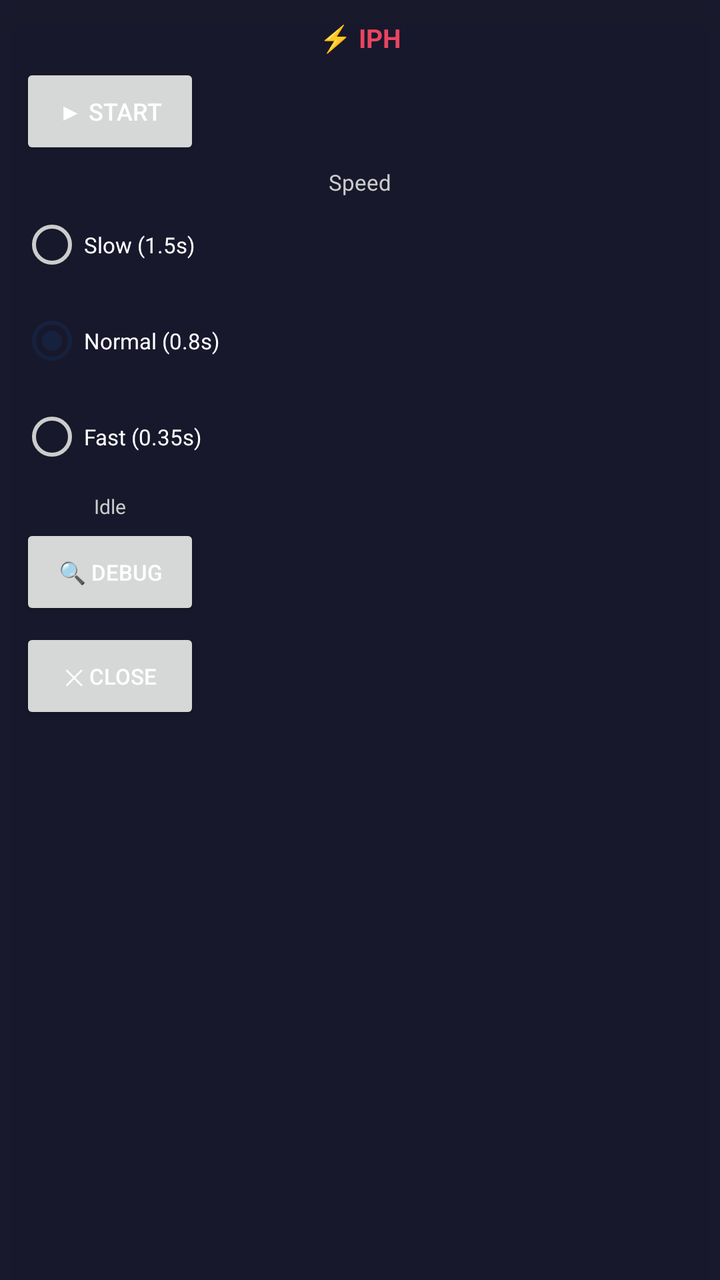
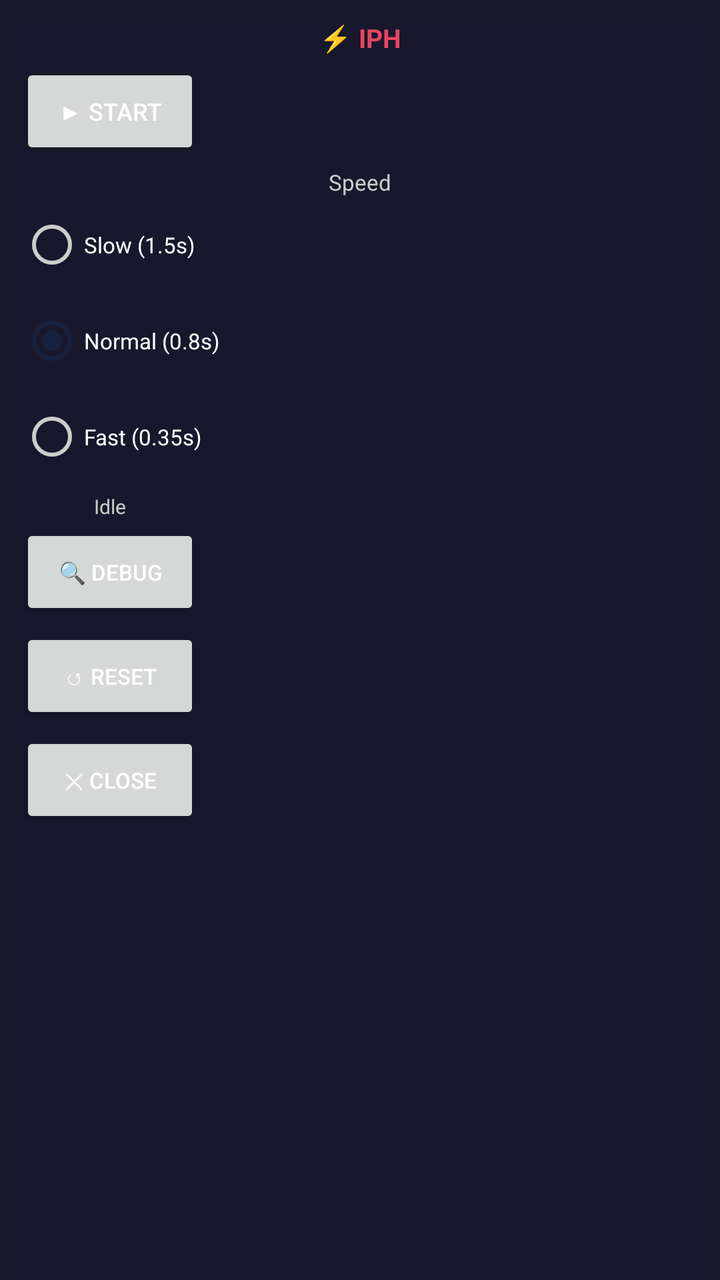

Screens rendered from an Android XML layout before and after an edit, with the pre-edit source and the edit as a unified diff.
<!-- AndroidManifest.xml: application theme Theme.IdlePowerHelper -->
<!-- res/layout/overlay_panel.xml -->
<?xml version="1.0" encoding="utf-8"?>
<LinearLayout xmlns:android="http://schemas.android.com/apk/res/android"
    android:id="@+id/overlay_root"
    android:layout_width="wrap_content"
    android:layout_height="wrap_content"
    android:background="@color/overlayBackground"
    android:orientation="vertical"
    android:padding="10dp"
    android:elevation="16dp">

    <TextView
        android:layout_width="match_parent"
        android:layout_height="wrap_content"
        android:layout_marginBottom="4dp"
        android:gravity="center"
        android:text="⚡ IPH"
        android:textColor="@color/colorPrimary"
        android:textSize="13sp"
        android:textStyle="bold" />

    
    <Button
        android:id="@+id/btn_start_stop"
        android:layout_width="90dp"
        android:layout_height="wrap_content"
        android:layout_marginBottom="4dp"
        android:text="▶ Start"
        android:textSize="12sp" />

    
    <LinearLayout
        android:id="@+id/layout_idle"
        android:layout_width="match_parent"
        android:layout_height="wrap_content"
        android:orientation="vertical">

        
        <TextView
            android:layout_width="match_parent"
            android:layout_height="wrap_content"
            android:gravity="center"
            android:text="Speed"
            android:textColor="@color/textLight"
            android:textSize="11sp" />

        <RadioGroup
            android:id="@+id/rg_speed"
            android:layout_width="wrap_content"
            android:layout_height="wrap_content"
            android:layout_marginBottom="4dp"
            android:orientation="vertical">

            <RadioButton
                android:id="@+id/rb_slow"
                android:layout_width="wrap_content"
                android:layout_height="wrap_content"
                android:text="Slow (1.5s)"
                android:textColor="#FFFFFF"
                android:textSize="11sp" />

            <RadioButton
                android:id="@+id/rb_normal"
                android:layout_width="wrap_content"
                android:layout_height="wrap_content"
                android:checked="true"
                android:text="Normal (0.8s)"
                android:textColor="#FFFFFF"
                android:textSize="11sp" />

            <RadioButton
                android:id="@+id/rb_fast"
                android:layout_width="wrap_content"
                android:layout_height="wrap_content"
                android:text="Fast (0.35s)"
                android:textColor="#FFFFFF"
                android:textSize="11sp" />
        </RadioGroup>

        
        <TextView
            android:id="@+id/tv_status"
            android:layout_width="90dp"
            android:layout_height="wrap_content"
            android:layout_marginBottom="2dp"
            android:gravity="center"
            android:text="Idle"
            android:textColor="@color/textLight"
            android:textSize="10sp" />

        
        <Button
            android:id="@+id/btn_debug"
            android:layout_width="90dp"
            android:layout_height="wrap_content"
            android:layout_marginBottom="4dp"
            android:text="🔍 Debug"
            android:textSize="11sp" />

    </LinearLayout>

    
    <LinearLayout
        android:id="@+id/layout_running"
        android:layout_width="90dp"
        android:layout_height="wrap_content"
        android:orientation="vertical"
        android:layout_marginBottom="4dp"
        android:visibility="gone">

        <TextView
            android:id="@+id/tv_move_number"
            android:layout_width="match_parent"
            android:layout_height="wrap_content"
            android:gravity="center"
            android:fontFamily="monospace"
            android:textColor="#FFFFFF"
            android:textSize="11sp" />

        <TextView
            android:id="@+id/tv_moves_left"
            android:layout_width="match_parent"
            android:layout_height="wrap_content"
            android:gravity="center"
            android:fontFamily="monospace"
            android:textColor="@color/textLight"
            android:textSize="10sp" />

        <TextView
            android:id="@+id/tv_eta"
            android:layout_width="match_parent"
            android:layout_height="wrap_content"
            android:gravity="center"
            android:fontFamily="monospace"
            android:textColor="#AAFFAA"
            android:textSize="10sp" />

    </LinearLayout>

    
    <LinearLayout
        android:id="@+id/layout_grid_adjust"
        android:layout_width="match_parent"
        android:layout_height="wrap_content"
        android:orientation="vertical"
        android:visibility="gone">

        
        <View
            android:layout_width="match_parent"
            android:layout_height="1dp"
            android:layout_marginTop="4dp"
            android:layout_marginBottom="4dp"
            android:background="#55FFFFFF" />

        
        <TextView
            android:layout_width="match_parent"
            android:layout_height="wrap_content"
            android:gravity="center"
            android:text="Move grid"
            android:textColor="@color/colorPrimary"
            android:textSize="11sp"
            android:textStyle="bold"
            android:layout_marginBottom="2dp"/>

        <LinearLayout
            android:layout_width="match_parent"
            android:layout_height="wrap_content"
            android:orientation="horizontal"
            android:gravity="center"
            android:layout_marginBottom="4dp">
            <Button
                android:id="@+id/btn_move_up"
                android:layout_width="0dp"
                android:layout_height="30dp"
                android:layout_weight="1"
                android:text="↑"
                android:textSize="14sp"
                android:padding="0dp"/>
            <Button
                android:id="@+id/btn_move_down"
                android:layout_width="0dp"
                android:layout_height="30dp"
                android:layout_weight="1"
                android:text="↓"
                android:textSize="14sp"
                android:padding="0dp"/>
            <Button
                android:id="@+id/btn_move_left"
                android:layout_width="0dp"
                android:layout_height="30dp"
                android:layout_weight="1"
                android:text="←"
                android:textSize="14sp"
                android:padding="0dp"/>
            <Button
                android:id="@+id/btn_move_right"
                android:layout_width="0dp"
                android:layout_height="30dp"
                android:layout_weight="1"
                android:text="→"
                android:textSize="14sp"
                android:padding="0dp"/>
        </LinearLayout>

        
        <View
            android:layout_width="match_parent"
            android:layout_height="1dp"
            android:layout_marginBottom="4dp"
            android:background="#33FFFFFF" />

        <TextView
            android:layout_width="match_parent"
            android:layout_height="wrap_content"
            android:gravity="center"
            android:text="Grid edges"
            android:textColor="@color/colorPrimary"
            android:textSize="11sp"
            android:textStyle="bold"
            android:layout_marginBottom="2dp"/>

        
        <LinearLayout
            android:layout_width="match_parent"
            android:layout_height="wrap_content"
            android:orientation="horizontal"
            android:gravity="center_vertical"
            android:layout_marginBottom="2dp">
            <TextView
                android:layout_width="32dp"
                android:layout_height="wrap_content"
                android:text="Top"
                android:textColor="@color/textLight"
                android:textSize="10sp"/>
            <Button
                android:id="@+id/btn_top_up"
                android:layout_width="0dp"
                android:layout_height="30dp"
                android:layout_weight="1"
                android:text="↑"
                android:textSize="12sp"
                android:padding="0dp"/>
            <Button
                android:id="@+id/btn_top_down"
                android:layout_width="0dp"
                android:layout_height="30dp"
                android:layout_weight="1"
                android:text="↓"
                android:textSize="12sp"
                android:padding="0dp"/>
        </LinearLayout>

        
        <LinearLayout
            android:layout_width="match_parent"
            android:layout_height="wrap_content"
            android:orientation="horizontal"
            android:gravity="center_vertical"
            android:layout_marginBottom="2dp">
            <TextView
                android:layout_width="32dp"
                android:layout_height="wrap_content"
                android:text="Bot"
                android:textColor="@color/textLight"
                android:textSize="10sp"/>
            <Button
                android:id="@+id/btn_bot_up"
                android:layout_width="0dp"
                android:layout_height="30dp"
                android:layout_weight="1"
                android:text="↑"
                android:textSize="12sp"
                android:padding="0dp"/>
            <Button
                android:id="@+id/btn_bot_down"
                android:layout_width="0dp"
                android:layout_height="30dp"
                android:layout_weight="1"
                android:text="↓"
                android:textSize="12sp"
                android:padding="0dp"/>
        </LinearLayout>

        
        <LinearLayout
            android:layout_width="match_parent"
            android:layout_height="wrap_content"
            android:orientation="horizontal"
            android:gravity="center_vertical"
            android:layout_marginBottom="2dp">
            <TextView
                android:layout_width="32dp"
                android:layout_height="wrap_content"
                android:text="Left"
                android:textColor="@color/textLight"
                android:textSize="10sp"/>
            <Button
                android:id="@+id/btn_left_in"
                android:layout_width="0dp"
                android:layout_height="30dp"
                android:layout_weight="1"
                android:text="→"
                android:textSize="12sp"
                android:padding="0dp"/>
            <Button
                android:id="@+id/btn_left_out"
                android:layout_width="0dp"
                android:layout_height="30dp"
                android:layout_weight="1"
                android:text="←"
                android:textSize="12sp"
                android:padding="0dp"/>
        </LinearLayout>

        
        <LinearLayout
            android:layout_width="match_parent"
            android:layout_height="wrap_content"
            android:orientation="horizontal"
            android:gravity="center_vertical"
            android:layout_marginBottom="4dp">
            <TextView
                android:layout_width="32dp"
                android:layout_height="wrap_content"
                android:text="Right"
                android:textColor="@color/textLight"
                android:textSize="10sp"/>
            <Button
                android:id="@+id/btn_right_in"
                android:layout_width="0dp"
                android:layout_height="30dp"
                android:layout_weight="1"
                android:text="←"
                android:textSize="12sp"
                android:padding="0dp"/>
            <Button
                android:id="@+id/btn_right_out"
                android:layout_width="0dp"
                android:layout_height="30dp"
                android:layout_weight="1"
                android:text="→"
                android:textSize="12sp"
                android:padding="0dp"/>
        </LinearLayout>


        
        <Button
            android:id="@+id/btn_save_grid_overlay"
            android:layout_width="match_parent"
            android:layout_height="30dp"
            android:text="💾 Save"
            android:textSize="11sp"
            android:padding="0dp"
            android:layout_marginBottom="4dp"/>

    </LinearLayout>

    
    <Button
        android:id="@+id/btn_close"
        android:layout_width="90dp"
        android:layout_height="wrap_content"
        android:text="✕ Close"
        android:textSize="11sp" />

</LinearLayout>
<!-- resources referenced by this layout -->
<resources>
  <color name="colorPrimary">#E94560</color>
  <color name="overlayBackground">#CC1A1A2E</color>
  <color name="textLight">#CCCCCC</color>
  <style name="Theme.IdlePowerHelper" parent="Theme.MaterialComponents.DayNight.DarkActionBar">
          <item name="colorPrimary">@color/colorPrimary</item>
          <item name="colorPrimaryVariant">@color/colorPrimaryDark</item>
          <item name="colorOnPrimary">#FFFFFF</item>
          <item name="colorSecondary">@color/colorAccent</item>
          <item name="android:windowBackground">@color/backgroundDark</item>
          <item name="android:textColorPrimary">#FFFFFF</item>
          <item name="android:textColorSecondary">@color/textLight</item>
      </style>
  <color name="colorPrimaryDark">#0F3460</color>
  <color name="colorAccent">#16213E</color>
  <color name="backgroundDark">#1A1A2E</color>
</resources>

<!-- the commit's change to res/layout/overlay_panel.xml (unified diff, before → after) -->
@@ -96,6 +96,15 @@
             android:text="🔍 Debug"
             android:textSize="11sp" />
 
+        
+        <Button
+            android:id="@+id/btn_reset"
+            android:layout_width="90dp"
+            android:layout_height="wrap_content"
+            android:layout_marginBottom="4dp"
+            android:text="↺ Reset"
+            android:textSize="11sp" />
+
     </LinearLayout>
 
     
